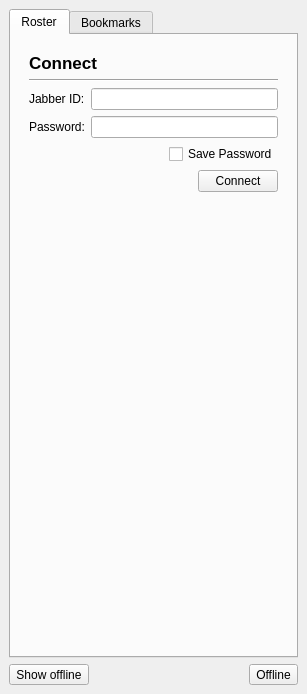
xmpp-graveyard/jabbim, file widgets/mainWindow.ui: the form before one commit.
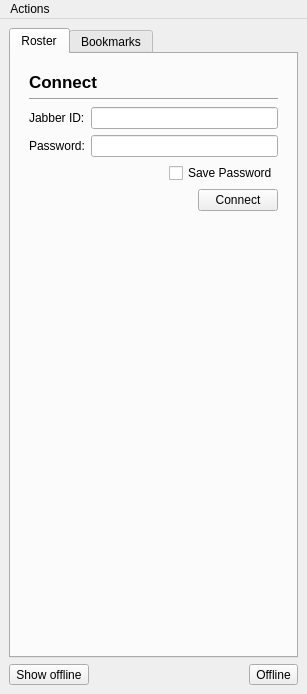
The form after the commit.

```diff
--- a/widgets/mainWindow.ui
+++ b/widgets/mainWindow.ui
@@ -279,6 +279,13 @@
      <height>29</height>
     </rect>
    </property>
+   <widget class="QMenu" name="menuAkce" >
+    <property name="title" >
+     <string>Actions</string>
+    </property>
+    <addaction name="actionShow_XML" />
+   </widget>
+   <addaction name="menuAkce" />
   </widget>
  </widget>
  <resources/>
```
Left out of the diff: 5 changed lines with no effect on the pictures.
